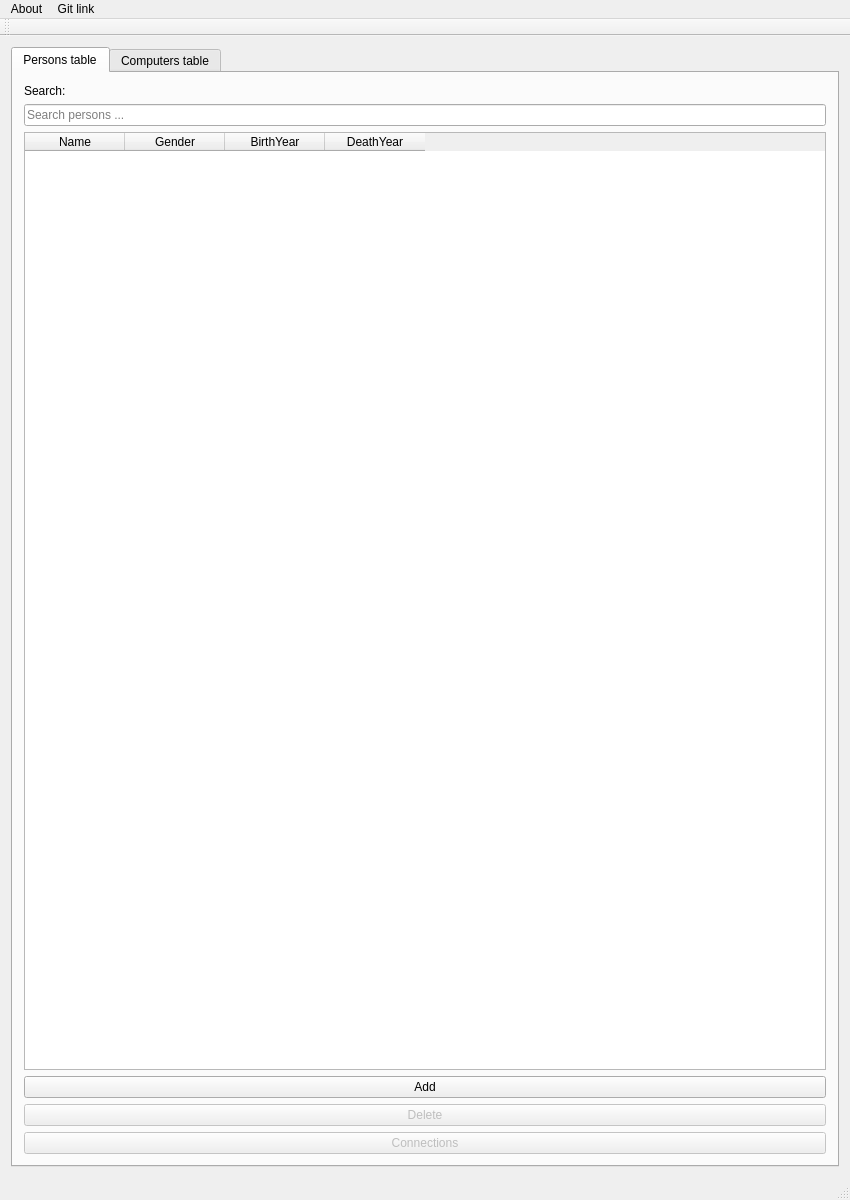
Old version of the form mainwindow.ui in the repository maggawaage/skil3.
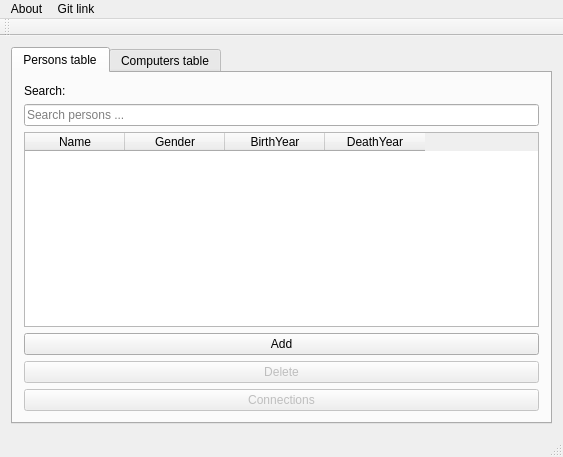
New version of the form. The open tabs and pages were chosen to show the change. Icons and pictures are not drawn.

Commit message: Fixing table windows

What changed in the file:
```diff
--- a/mainwindow.ui
+++ b/mainwindow.ui
@@ -6,14 +6,14 @@
    <rect>
     <x>0</x>
     <y>0</y>
-    <width>850</width>
-    <height>1200</height>
+    <width>563</width>
+    <height>457</height>
    </rect>
   </property>
   <property name="minimumSize">
    <size>
-    <width>850</width>
-    <height>1200</height>
+    <width>0</width>
+    <height>0</height>
    </size>
   </property>
   <property name="windowTitle">
@@ -255,8 +255,8 @@
     <rect>
      <x>0</x>
      <y>0</y>
-     <width>850</width>
-     <height>21</height>
+     <width>563</width>
+     <height>22</height>
     </rect>
    </property>
    <widget class="QMenu" name="menuShow">
```
Left out of the diff: 2 changed lines with no effect on the pictures. The commit also changes 2 other files.
